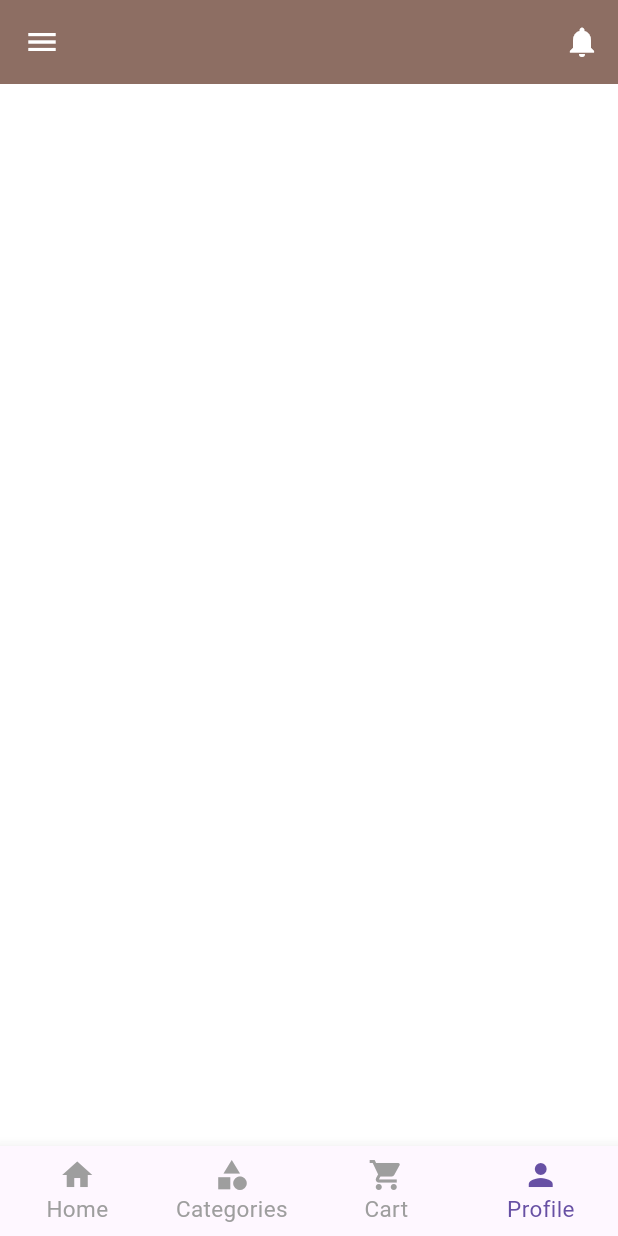
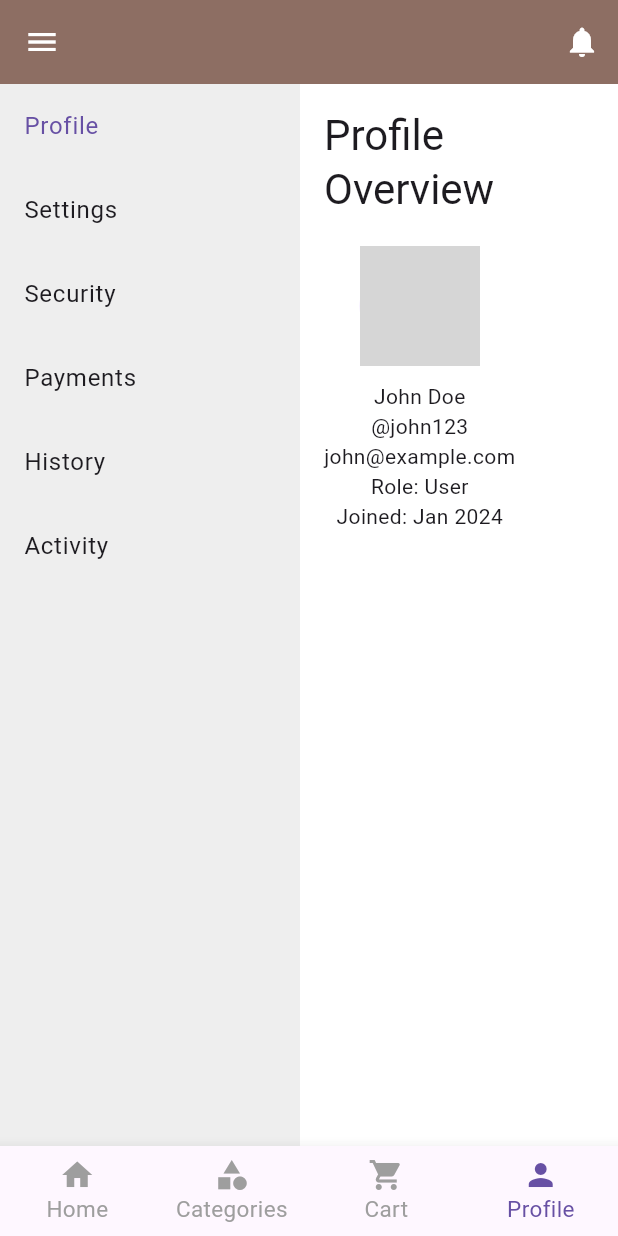
Before and after one commit to thanujaDev26/ECommerce-Mobile, a Flutter app: the screen it shows after launch, item 4 of the bottom bar chosen, on a phone screen of 412 x 824 dp. Run offline on Flutter 3.47's test engine with Material 3 defaults, Android fonts, the phone set to English and light mode, and no system bars; our stand-ins replace cached_network_image, carousel_slider, flutter_rating_bar, video_player; grey boxes are pictures that could not be loaded.

Commit message:
Profile page is created, but not responsvied

```diff
--- a/lib/features/profile/views/profile_page.dart
+++ b/lib/features/profile/views/profile_page.dart
@@ -1,3 +1,10 @@
+import 'package:e_commerce/features/profile/widgets/account_settings.dart';
+import 'package:e_commerce/features/profile/widgets/activity_log.dart';
+import 'package:e_commerce/features/profile/widgets/payment_history.dart';
+import 'package:e_commerce/features/profile/widgets/payment_methods.dart';
+import 'package:e_commerce/features/profile/widgets/profile_overview.dart';
+import 'package:e_commerce/features/profile/widgets/security_settings.dart';
+import 'package:e_commerce/features/profile/widgets/sidebar_menu.dart';
 import 'package:flutter/cupertino.dart';
 import 'package:flutter/material.dart';
 
@@ -9,10 +16,60 @@ class ProfilePage extends StatefulWidget {
 }
 
 class _ProfilePageState extends State<ProfilePage> {
+  int selectedIndex = 0;
+
+  final List<Widget> _actions = const [
+    ProfileOverview(),
+    AccountSettings(),
+    SecuritySettings(),
+    PaymentMethods(),
+    PaymentHistory(),
+    ActivityLog(),
+  ];
+
+  final List<String> _titles = const [
+    "Profile Overview",
+    "Account Settings",
+    "Security Settings",
+    "Payment Methods",
+    "Payment History",
+    "Activity Log",
+  ];
+
+  void _onSelectSection(int index) {
+    setState(() {
+      selectedIndex = index;
+    });
+  }
+
+
   @override
   Widget build(BuildContext context) {
     return Scaffold(
-
+      body: Row(
+        children: [
+          SidebarMenu(
+            selectedIndex: selectedIndex,
+            onTap: _onSelectSection,
+          ),
+          Expanded(
+            child: Padding(
+              padding: const EdgeInsets.all(16.0),
+              child: Column(
+                crossAxisAlignment: CrossAxisAlignment.start,
+                children: [
+                  Text(
+                    _titles[selectedIndex],
+                    style: Theme.of(context).textTheme.headlineMedium,
+                  ),
+                  const SizedBox(height: 20),
+                  Expanded(child: _actions[selectedIndex])
+                ],
+              ),
+            ),
+          )
+        ],
+      ),
     );
   }
 }
--- /dev/null
+++ b/lib/features/profile/widgets/profile_overview.dart
@@ -0,0 +1,20 @@
+import 'package:flutter/material.dart';
+
+class ProfileOverview extends StatelessWidget {
+  const ProfileOverview({super.key});
+
+  @override
+  Widget build(BuildContext context) {
+    return Column(
+      children: const [
+        CircleAvatar(radius: 40, backgroundImage: AssetImage('assets/avatar.png')),
+        SizedBox(height: 10),
+        Text("John Doe"),
+        Text("@john123"),
+        Text("john@example.com"),
+        Text("Role: User"),
+        Text("Joined: Jan 2024"),
+      ],
+    );
+  }
+}
--- /dev/null
+++ b/lib/features/profile/widgets/sidebar_menu.dart
@@ -0,0 +1,36 @@
+import 'package:flutter/material.dart';
+
+class SidebarMenu extends StatelessWidget {
+  final int selectedIndex;
+  final Function(int) onTap;
+
+  const SidebarMenu({super.key, required this.selectedIndex, required this.onTap});
+
+  @override
+  Widget build(BuildContext context) {
+    final items = [
+      'Profile',
+      'Settings',
+      'Security',
+      'Payments',
+      'History',
+      'Activity'
+    ];
+
+    return Container(
+      width: 200,
+      color: Colors.grey.shade200,
+      child: ListView.builder(
+        itemCount: items.length,
+        itemBuilder: (context, index) {
+          return ListTile(
+            selected: selectedIndex == index,
+            selectedTileColor: Colors.blue.shade100,
+            title: Text(items[index]),
+            onTap: () => onTap(index),
+          );
+        },
+      ),
+    );
+  }
+}
```
Also changed, not shown: lib/features/profile/widgets/account_settings.dart (added, +17 -0 lines), lib/features/profile/widgets/activity_log.dart (added, +16 -0 lines), lib/features/profile/widgets/payment_history.dart (added, +23 -0 lines), lib/features/profile/widgets/payment_methods.dart (added, +19 -0 lines), lib/features/profile/widgets/security_settings.dart (added, +15 -0 lines).
